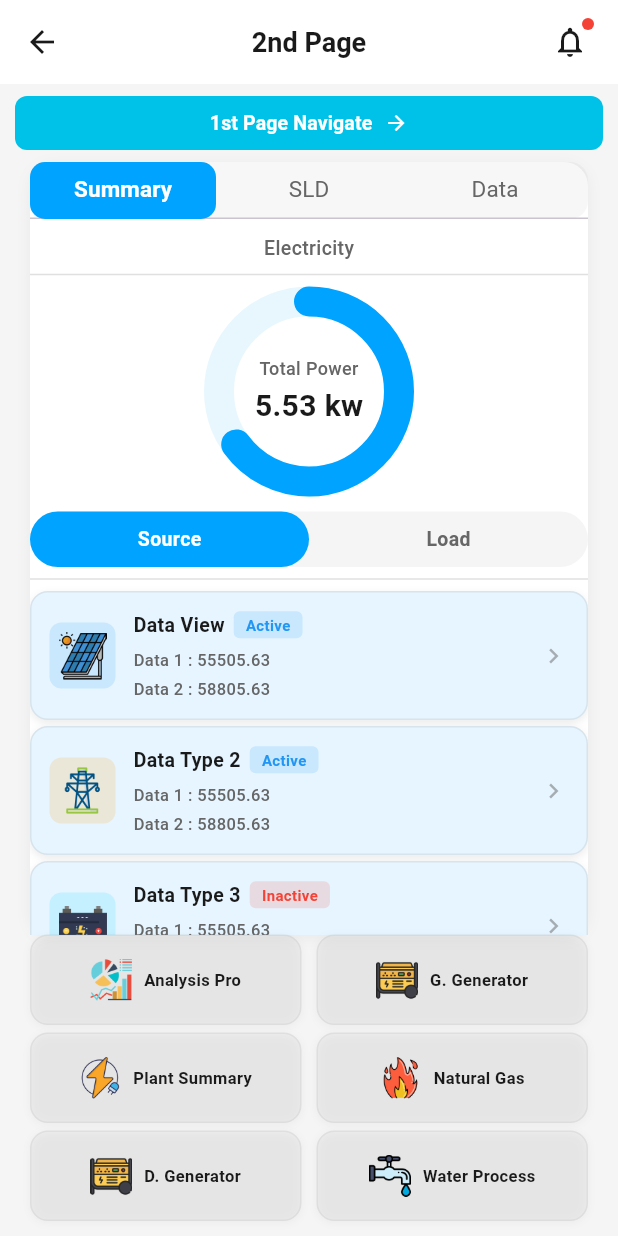
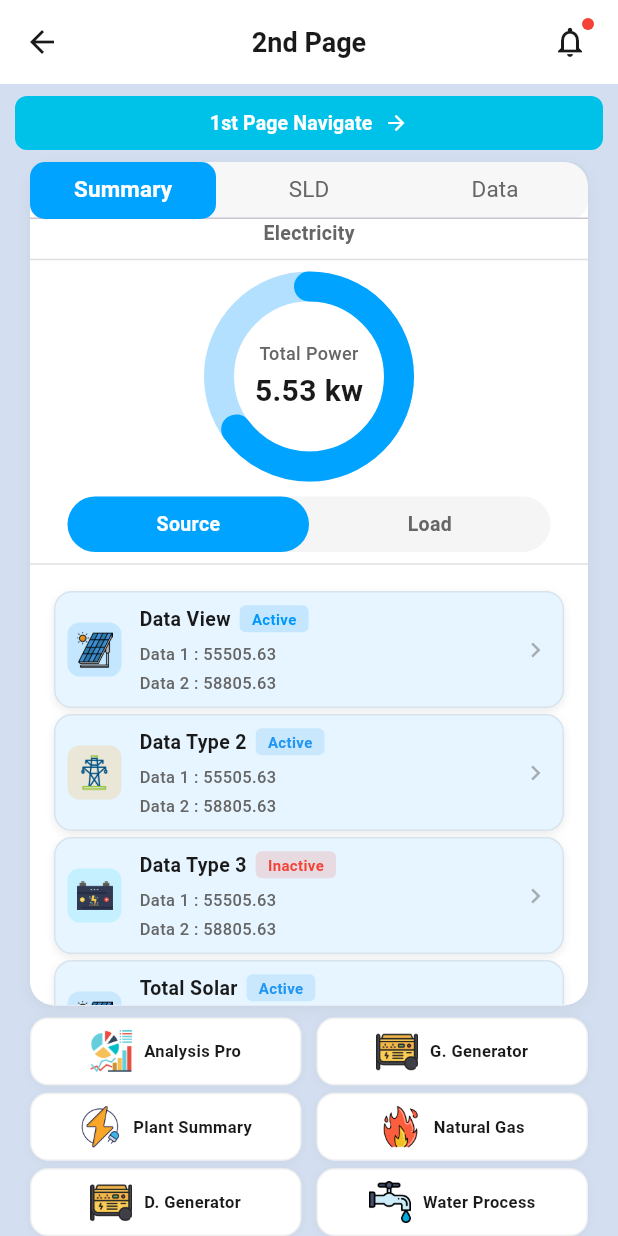
Before and after one commit to farhan-tratul/ScubeTech, a Flutter app: the SummaryScreen screen opened by its route, on a phone screen of 412 x 824 dp. Run offline on Flutter 3.47's test engine with Material 3 defaults, Android fonts, the phone set to English and light mode, and no system bars.

Commit message:
home and summary updated

```diff
--- a/lib/screens/summary_screen.dart
+++ b/lib/screens/summary_screen.dart
@@ -34,7 +34,7 @@ class _SummaryScreenState extends State<SummaryScreen>
     final horizontalPadding = isTablet ? 24.0 : 12.0;
 
     return Scaffold(
-      backgroundColor: const Color(0xFFF5F5F5),
+      backgroundColor: const Color(0xFFD3DFF0),
       appBar: AppBar(
         backgroundColor: Colors.white,
         elevation: 0,
@@ -123,7 +123,7 @@ class _SummaryScreenState extends State<SummaryScreen>
             ),
           ),
 
-          SizedBox(height: isTablet ? 10 : 8),
+          SizedBox(height: 8),
 
           // ===== WHITE CONTAINER WITH TABS + DATA CARDS ONLY =====
           Expanded(
@@ -194,6 +194,7 @@ class _SummaryScreenState extends State<SummaryScreen>
               ),
             ),
           ),
+          SizedBox(height: 8),
 
           // ACTION BUTTONS GRID
           Padding(
@@ -204,7 +205,7 @@ class _SummaryScreenState extends State<SummaryScreen>
               crossAxisCount: isTablet ? 3 : 2,
               mainAxisSpacing: isTablet ? 12 : 5,
               crossAxisSpacing: isTablet ? 12 : 10,
-              childAspectRatio: isTablet ? 2.2 : 3.0,
+              childAspectRatio: isTablet ? 3.0 : 4.0,
               children: [
                 _buildActionButtonWithImage(
                   imagePath: 'assets/1.png',
@@ -239,8 +240,6 @@ class _SummaryScreenState extends State<SummaryScreen>
               ],
             ),
           ),
-
-          SizedBox(height: isTablet ? 12 : 10),
         ],
       ),
     );
@@ -248,19 +247,18 @@ class _SummaryScreenState extends State<SummaryScreen>
 
   // ===== WIDGET #3: SINGLE CHILD SCROLL VIEW (SCROLLABLE CONTENT) =====
   Widget _buildSummaryTab(bool isTablet, double horizontalPadding) {
-    return SingleChildScrollView(
-      padding: const EdgeInsets.symmetric(horizontal: 0, vertical: 10),
-      child: Column(
+    return Column(
       children: [
-          // ===== ELECTRICITY SECTION =====
+        // ===== ELECTRICITY
         Column(
+
           children: [
             Text(
               'Electricity',
               style: TextStyle(
                 fontSize: isTablet ? 14 : 13,
                 color: AppColors.textSecondary,
-                  fontWeight: FontWeight.w500,
+                fontWeight: FontWeight.bold,
               ),
             ),
             Divider(thickness: 1, color: Colors.grey[300]),
@@ -276,7 +274,7 @@ class _SummaryScreenState extends State<SummaryScreen>
                     size: Size(isTablet ? 200 : 160, isTablet ? 200 : 160),
                     painter: CircularProgressPainter(
                       progress: 0.65,
-                        backgroundColor: AppColors.lightBlue.withOpacity(0.3),
+                      backgroundColor: Color(0xFF0097FC).withOpacity(0.3),
                       progressColor: AppColors.primary,
                     ),
                   ),
@@ -309,7 +307,9 @@ class _SummaryScreenState extends State<SummaryScreen>
             SizedBox(height: isTablet ? 20 : 10),
 
             // Source/Load Toggle with Capsule Shape
-              Container(
+            Padding(
+              padding: const EdgeInsets.symmetric(horizontal: 25),
+              child: Container(
                 decoration: BoxDecoration(
                   color: Colors.grey.withOpacity(0.1),
                   borderRadius: BorderRadius.circular(30),
@@ -381,11 +381,17 @@ class _SummaryScreenState extends State<SummaryScreen>
                   ],
                 ),
               ),
+            ),
           ],
         ),
 
+
         Divider(thickness: 1, color: Colors.grey[300]),
-
+        Expanded(
+          child: SingleChildScrollView(
+            padding: const EdgeInsets.symmetric(horizontal: 16, vertical: 10),
+            child: Column(
+              children: [
                 // ===== WIDGET #4: DATA VIEW CARDS =====
                 _buildDataViewCard(
                   icon: null,
@@ -394,8 +400,8 @@ class _SummaryScreenState extends State<SummaryScreen>
                   data1: '55505.63',
                   data2: '58805.63',
                   status: 'Active',
-            statusColor: Colors.blue,
-            iconColor: AppColors.blue,
+                  statusColor: Color(0xFF0097FC),
+                  iconColor: Color(0xFF0097FC),
                   isTablet: isTablet,
                 ),
 
@@ -426,8 +432,24 @@ class _SummaryScreenState extends State<SummaryScreen>
                   iconColor: AppColors.cyan,
                   isTablet: isTablet,
                 ),
+                SizedBox(height: isTablet ? 10 : 4),
+                _buildDataViewCard(
+                  icon: null,
+                  imagePath: 'assets/solar.png',
+                  title: 'Total Solar',
+                  data1: '55505.63 kW',
+                  data2: '58805.63 kWh',
+                  status: 'Active',
+                  statusColor: Colors.blue,
+                  iconColor: AppColors.blue,
+                  isTablet: isTablet,
+                ),
               ],
             ),
+          ),
+        ),
+
+      ],
     );
   }
 
@@ -444,7 +466,7 @@ class _SummaryScreenState extends State<SummaryScreen>
     String? imagePath,
   }) {
     return Container(
-      padding: const EdgeInsets.all(12),
+      padding: const EdgeInsets.all(8),
       decoration: BoxDecoration(
         color: Color(0xFFE6F5FF),
         borderRadius: BorderRadius.circular(12),
@@ -464,8 +486,8 @@ class _SummaryScreenState extends State<SummaryScreen>
         children: [
           // Icon Container
           Container(
-            width: 44,
-            height: 44,
+            width: 36,
+            height: 36,
             decoration: BoxDecoration(
               color: iconColor.withOpacity(0.15),
               borderRadius: BorderRadius.circular(8),
@@ -567,7 +589,7 @@ class _SummaryScreenState extends State<SummaryScreen>
       },
       child: Container(
         decoration: BoxDecoration(
-          color: Colors.grey.withOpacity(0.08),
+          color: Colors.white,
           borderRadius: BorderRadius.circular(12),
           border: Border.all(
             color: Colors.grey.withOpacity(0.15),
```
Also changed, not shown: lib/screens/home_screen.dart (+176 -99 lines), lib/theme/app_theme.dart (+0 -10 lines), pubspec.yaml (+21 -0 lines), assets/mid_day.png (renamed from assets/Group.png), assets/moon.png (renamed from assets/Asset 4.png), assets/p_1.png (renamed from assets/Group 1000011062.png), assets/p_2.png (renamed from assets/Group 1000011085.png), assets/p_3.png (added), assets/p_4.png (added), assets/solar_power.png (added), assets/sun.png (renamed from assets/Asset 2.png), assets/t_1.png (added), assets/t_2.png (added), assets/t_3.png (added), 2 more files. Lines whose indentation alone changed are shown as unchanged.
